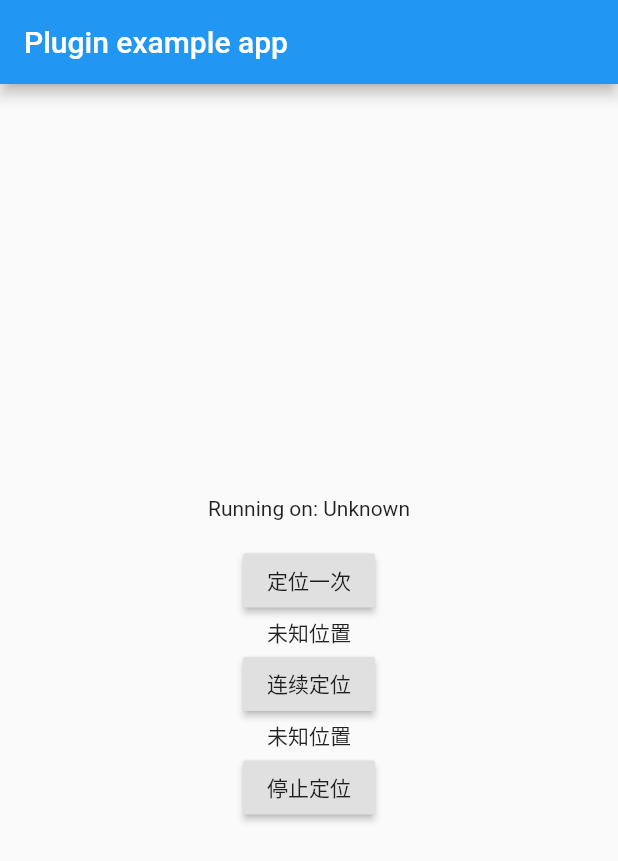
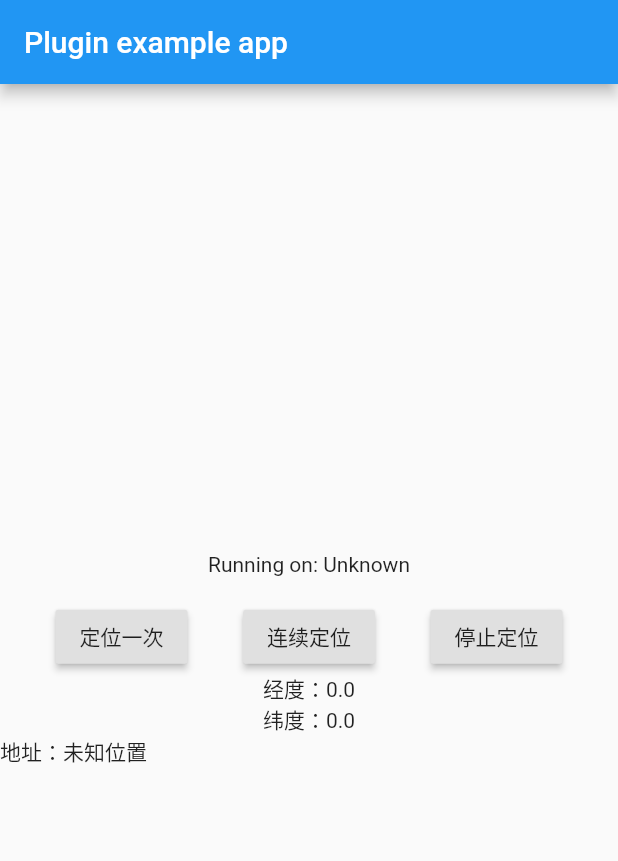
Before and after one commit to bg7lgb/flutter_amap_location, a Flutter app: the screen it shows after launch, on a phone screen of 412 x 824 dp. Shown: the top 861 px of the screen. Run offline on Flutter 3.47's test engine with Material 2 defaults, Android fonts, the phone set to English and light mode, and no system bars.

Commit message:
实现单次和连续定位，并且可以正确获取到位置信息。 下一步再加上设置amap的appkey的功能。

```diff
--- a/example/lib/main.dart
+++ b/example/lib/main.dart
@@ -14,6 +14,8 @@ class MyApp extends StatefulWidget {
 class _MyAppState extends State<MyApp> {
   String _platformVersion = 'Unknown';
   String _address = "未知位置";
+  double _longitude = 0.0;
+  double _latitude  = 0.0;
 
   @override
   void initState() {
@@ -78,7 +80,13 @@ class _MyAppState extends State<MyApp> {
   }
 
   void _onLocationEvent(Object event) {
-    print(event);
+    Map<String, Object> loc = Map.castFrom(event);
+
+    setState(() {
+      _longitude = loc['longitude'];
+      _latitude = loc['latitude'];
+      _address = loc['address'];
+    });
   }
 
   void _onLocationError(Object event) {
@@ -92,19 +100,41 @@ class _MyAppState extends State<MyApp> {
         appBar: new AppBar(
           title: const Text('Plugin example app'),
         ),
+
         body: new Center(
           child: new Column(
             mainAxisAlignment: MainAxisAlignment.center,
             children: <Widget>[
               new Text('Running on: $_platformVersion\n'),
+              new Row(
+                mainAxisAlignment: MainAxisAlignment.spaceEvenly,
+                children: <Widget>[
                   new RaisedButton(onPressed: getLocationOnce,
                     child: new Text("定位一次"),),
-              new Text("$_address"),
                   new RaisedButton(onPressed: getLocation,
                     child: new Text("连续定位"),),
-              new Text("$_address"),
                   new RaisedButton(onPressed: stopLocation,
                     child: new Text("停止定位"),),
+                ],
+              ),
+              new Row(
+                mainAxisAlignment: MainAxisAlignment.center,
+                children: <Widget>[
+                new Text("经度：$_longitude"),
+                ],
+              ),
+              new Row(
+                mainAxisAlignment: MainAxisAlignment.center,
+                children: <Widget>[
+                  new Text("纬度：$_latitude"),
+                ],
+              ),
+              new Row(
+                mainAxisAlignment: MainAxisAlignment.center,
+                children: <Widget>[
+                  new Expanded(child: new Text("地址：$_address"),),
+                ],
+              ),
             ],
           ),
         ),
```
Also changed, not shown: 1 other file. Lines whose indentation alone changed are shown as unchanged.
